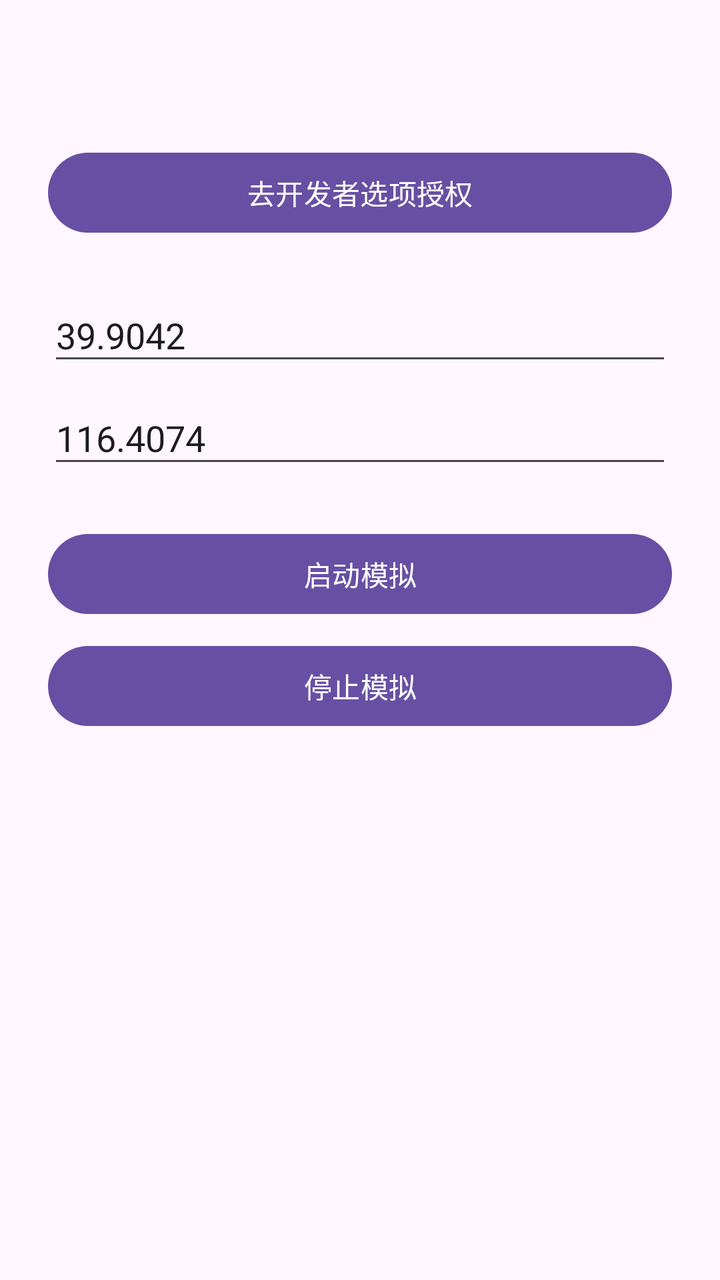
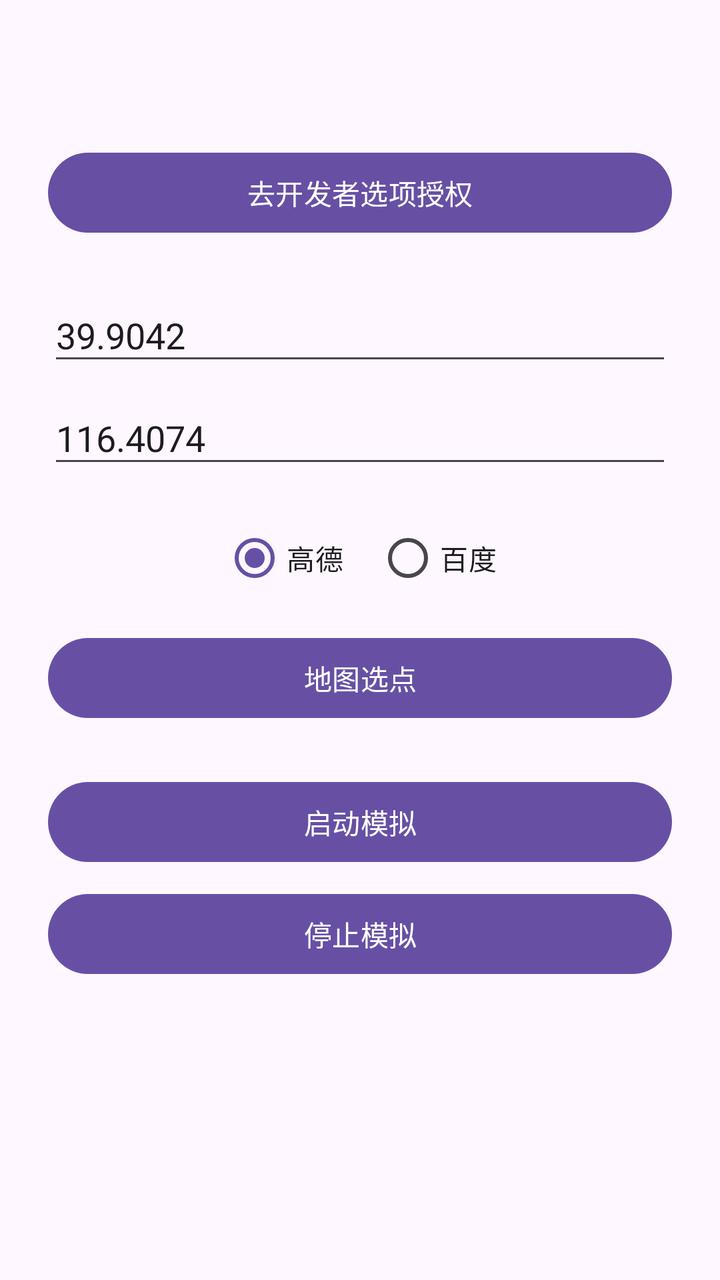

Before-and-after screenshots of an Android layout around one commit, followed by the original layout XML and the change that was made.
<!-- AndroidManifest.xml: application theme Theme.MockRun -->
<!-- res/layout/activity_main.xml -->
<?xml version="1.0" encoding="utf-8"?>
<LinearLayout xmlns:android="http://schemas.android.com/apk/res/android"
    android:layout_width="match_parent"
    android:layout_height="match_parent"
    android:orientation="vertical"
    android:gravity="center_horizontal"
    android:padding="24dp">

    <TextView
        android:id="@+id/status_text"
        android:layout_width="wrap_content"
        android:layout_height="wrap_content"
        android:layout_marginTop="16dp"
        android:gravity="center"
        android:textSize="15sp" />

    <Button
        android:id="@+id/btn_open_dev"
        android:layout_width="match_parent"
        android:layout_height="wrap_content"
        android:layout_marginTop="12dp"
        android:text="@string/btn_open_dev" />

    <EditText
        android:id="@+id/input_lat"
        android:layout_width="match_parent"
        android:layout_height="wrap_content"
        android:layout_marginTop="24dp"
        android:hint="@string/hint_lat"
        android:inputType="numberSigned"
        android:text="39.9042" />

    <EditText
        android:id="@+id/input_lon"
        android:layout_width="match_parent"
        android:layout_height="wrap_content"
        android:layout_marginTop="8dp"
        android:hint="@string/hint_lon"
        android:inputType="numberSigned"
        android:text="116.4074" />

    <Button
        android:id="@+id/btn_start"
        android:layout_width="match_parent"
        android:layout_height="wrap_content"
        android:layout_marginTop="24dp"
        android:text="@string/btn_start" />

    <Button
        android:id="@+id/btn_stop"
        android:layout_width="match_parent"
        android:layout_height="wrap_content"
        android:layout_marginTop="8dp"
        android:text="@string/btn_stop" />

</LinearLayout>
<!-- resources referenced by this layout -->
<resources>
  <string name="btn_open_dev">去开发者选项授权</string>
  <string name="btn_start">启动模拟</string>
  <string name="btn_stop">停止模拟</string>
  <string name="hint_lat">纬度 (-90 ~ 90)</string>
  <string name="hint_lon">经度 (-180 ~ 180)</string>
  <style name="Theme.MockRun" parent="Theme.Material3.DayNight.NoActionBar" />
</resources>

<!-- the commit's change to res/layout/activity_main.xml (unified diff, before → after) -->
@@ -39,6 +39,35 @@
         android:inputType="numberSigned"
         android:text="116.4074" />
 
+    <RadioGroup
+        android:id="@+id/engine_group"
+        android:layout_width="wrap_content"
+        android:layout_height="wrap_content"
+        android:layout_marginTop="16dp"
+        android:orientation="horizontal">
+
+        <RadioButton
+            android:id="@+id/rb_amap"
+            android:layout_width="wrap_content"
+            android:layout_height="wrap_content"
+            android:checked="true"
+            android:text="@string/engine_amap" />
+
+        <RadioButton
+            android:id="@+id/rb_baidu"
+            android:layout_width="wrap_content"
+            android:layout_height="wrap_content"
+            android:layout_marginStart="16dp"
+            android:text="@string/engine_baidu" />
+    </RadioGroup>
+
+    <Button
+        android:id="@+id/btn_pick"
+        android:layout_width="match_parent"
+        android:layout_height="wrap_content"
+        android:layout_marginTop="12dp"
+        android:text="@string/btn_pick" />
+
     <Button
         android:id="@+id/btn_start"
         android:layout_width="match_parent"
<!-- resource entries referenced after the edit -->
@@ -1,8 +1,11 @@
 <!-- resources referenced by this layout -->
 <resources>
   <string name="btn_open_dev">去开发者选项授权</string>
+  <string name="btn_pick">地图选点</string>
   <string name="btn_start">启动模拟</string>
   <string name="btn_stop">停止模拟</string>
+  <string name="engine_amap">高德</string>
+  <string name="engine_baidu">百度</string>
   <string name="hint_lat">纬度 (-90 ~ 90)</string>
   <string name="hint_lon">经度 (-180 ~ 180)</string>
   <style name="Theme.MockRun" parent="Theme.Material3.DayNight.NoActionBar" />
